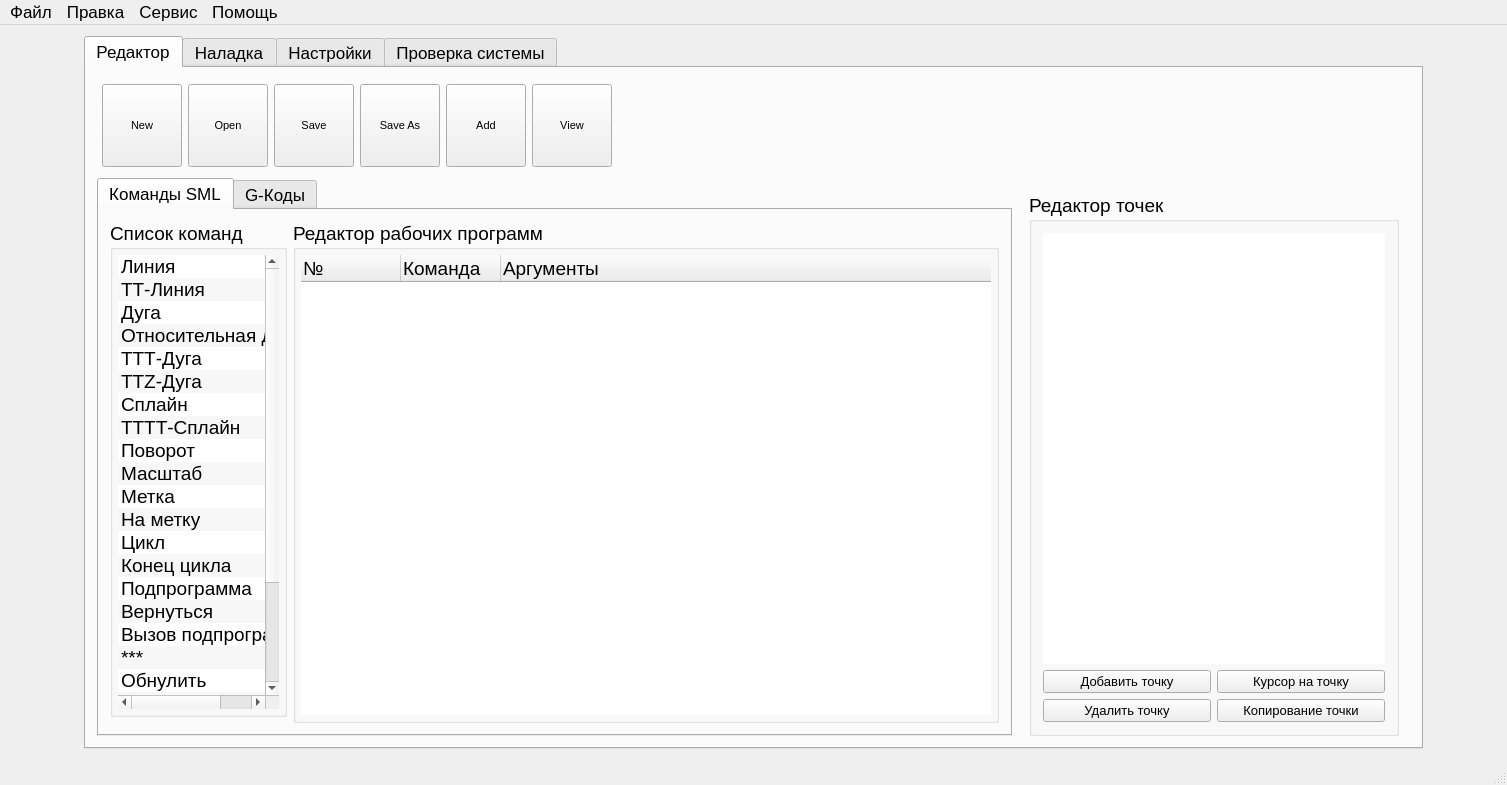
Qt form KAMEditor/gui/mainwindow.ui (Xtail96/SML) before a commit.
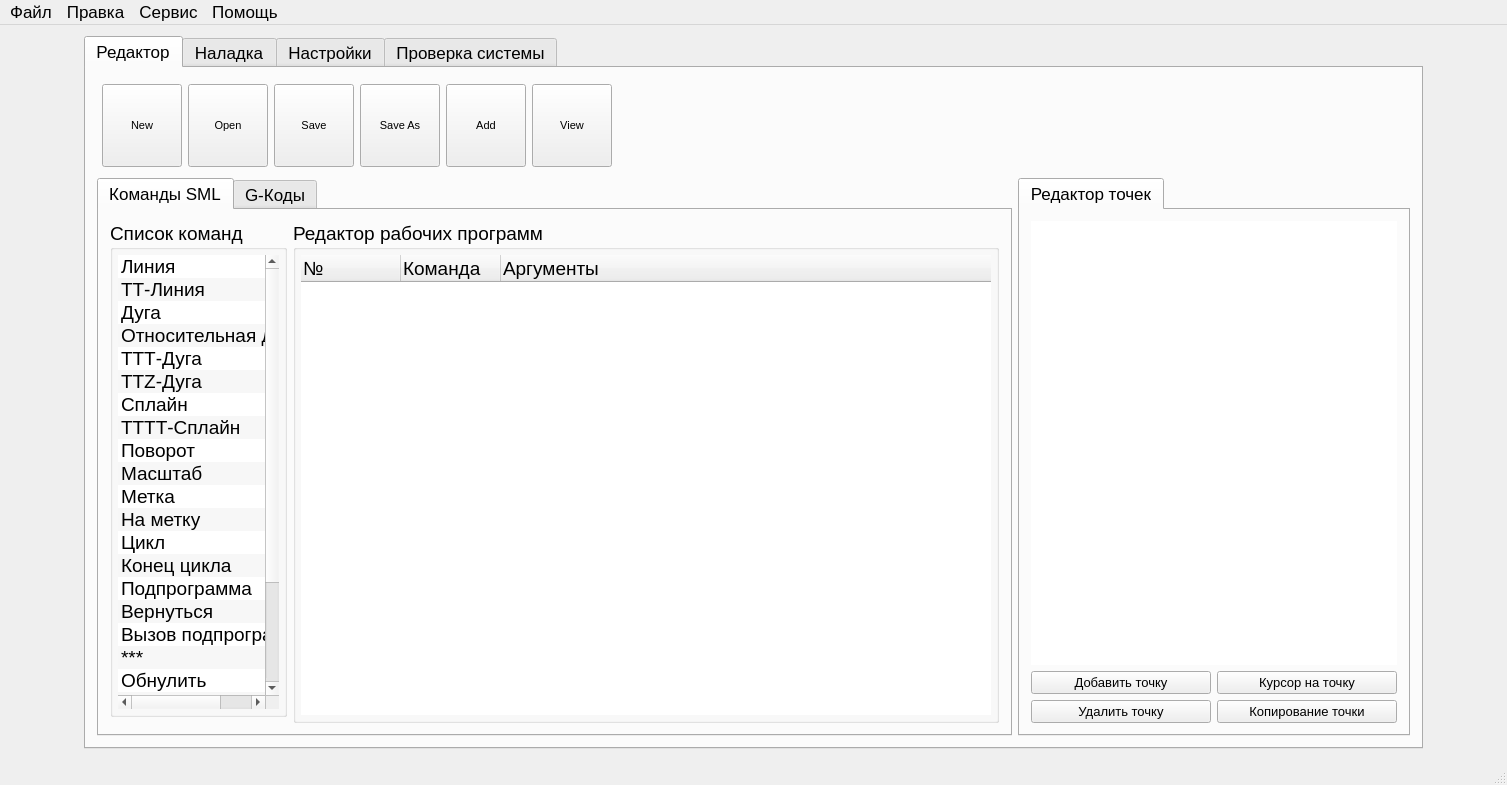
The same form after that commit. The open tabs and pages were chosen to show the change. Icons and pictures are not drawn. Custom widgets are drawn as their Qt base class.

Commit message: Во вкладке Редактор редактор точек оформлен в виде вкладок

Diff of the .ui file:
```diff
--- a/KAMEditor/gui/mainwindow.ui
+++ b/KAMEditor/gui/mainwindow.ui
@@ -674,54 +674,20 @@
          </widget>
         </item>
         <item row="1" column="1">
-         <widget class="QFrame" name="pointsEditorFrame">
+         <widget class="QTabWidget" name="pointsEditorTabWidget">
           <property name="sizePolicy">
            <sizepolicy hsizetype="Preferred" vsizetype="Preferred">
             <horstretch>3</horstretch>
             <verstretch>6</verstretch>
            </sizepolicy>
           </property>
-          <property name="frameShape">
-           <enum>QFrame::NoFrame</enum>
-          </property>
-          <property name="frameShadow">
-           <enum>QFrame::Raised</enum>
-          </property>
-          <layout class="QVBoxLayout" name="verticalLayout_17">
-           <property name="topMargin">
-            <number>15</number>
-           </property>
-           <property name="bottomMargin">
+          <property name="currentIndex">
             <number>0</number>
            </property>
-           <item>
-            <widget class="QGroupBox" name="pointsEditorGroupBox">
-             <property name="sizePolicy">
-              <sizepolicy hsizetype="Preferred" vsizetype="Preferred">
-               <horstretch>0</horstretch>
-               <verstretch>0</verstretch>
-              </sizepolicy>
-             </property>
-             <property name="baseSize">
-              <size>
-               <width>0</width>
-               <height>0</height>
-              </size>
-             </property>
-             <property name="font">
-              <font>
-               <pointsize>14</pointsize>
-              </font>
-             </property>
-             <property name="title">
+          <widget class="QWidget" name="pointsTab">
+           <attribute name="title">
               <string>Редактор точек</string>
-             </property>
-             <property name="flat">
-              <bool>false</bool>
-             </property>
-             <property name="checkable">
-              <bool>false</bool>
-             </property>
+           </attribute>
              <layout class="QGridLayout" name="gridLayout">
               <item row="0" column="0" colspan="2">
                <widget class="SMLTableWidget" name="pointsTableWidget_2">
@@ -825,8 +791,6 @@
               </item>
              </layout>
             </widget>
-           </item>
-          </layout>
          </widget>
         </item>
        </layout>
```
Lines whose indentation alone changed are shown as unchanged.
